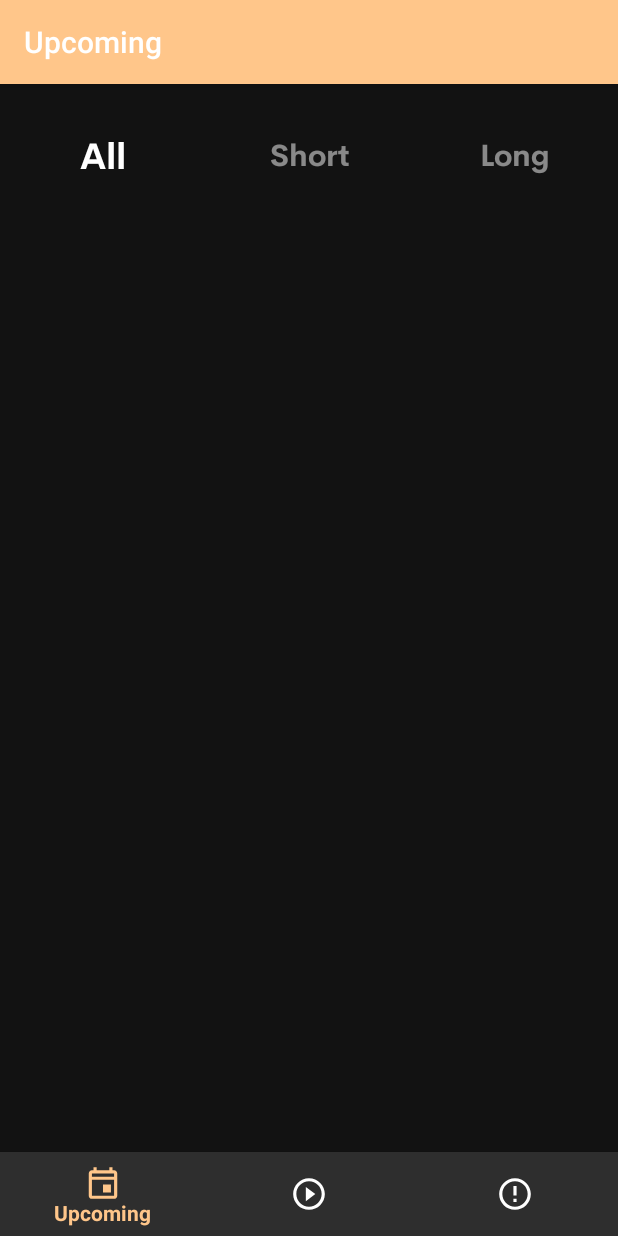
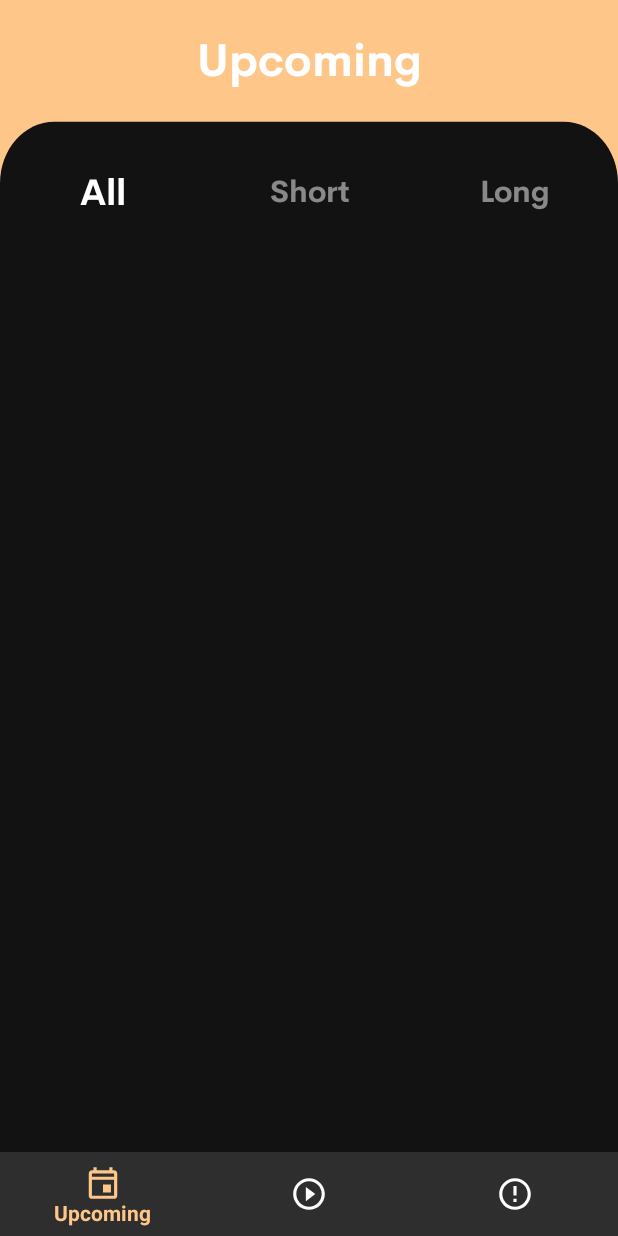
Before and after one commit to DineshBS44/CodeWatch, an Android app: the screen it shows after launch (MainActivity), on a phone screen of 412 x 824 dp. Run offline under Robolectric (Android 15) with nearby library versions, the phone set to English and light mode, and no system bars; our stand-ins replace navigation-ui.

Commit message:
Changed background for UpcomingFragment!

```diff
--- a/app/src/main/AndroidManifest.xml
+++ b/app/src/main/AndroidManifest.xml
@@ -10,7 +10,7 @@
         android:label="@string/app_name"
         android:roundIcon="@mipmap/ic_launcher_round"
         android:supportsRtl="true"
-        android:theme="@style/AppTheme">
+        android:theme="@style/AppTheme.NoActionBar">
         <activity android:name=".activity.ContestDetail"></activity>
         <activity android:name=".activity.MainActivity">
             <intent-filter>
--- a/app/src/main/java/com/example/codewatch/fragment/AboutFragment.java
+++ b/app/src/main/java/com/example/codewatch/fragment/AboutFragment.java
@@ -4,6 +4,7 @@ import android.os.Bundle;
 
 import androidx.fragment.app.Fragment;
 
+import android.text.Html;
 import android.view.LayoutInflater;
 import android.view.View;
 import android.view.ViewGroup;
@@ -61,7 +62,7 @@ public class AboutFragment extends Fragment {
     public View onCreateView(LayoutInflater inflater, ViewGroup container,
                              Bundle savedInstanceState) {
         // Inflate the layout for this fragment
-        getActivity().setTitle("About");
+        //getActivity().setTitle(Html.fromHtml("<font color='#000000'>About </font>"));
         return inflater.inflate(R.layout.fragment_about, container, false);
     }
 }
--- a/app/src/main/java/com/example/codewatch/fragment/ongoing/OngoingFragment.java
+++ b/app/src/main/java/com/example/codewatch/fragment/ongoing/OngoingFragment.java
@@ -4,6 +4,7 @@ import android.os.Bundle;
 
 import androidx.fragment.app.Fragment;
 
+import android.text.Html;
 import android.view.LayoutInflater;
 import android.view.View;
 import android.view.ViewGroup;
@@ -61,7 +62,7 @@ public class OngoingFragment extends Fragment {
     public View onCreateView(LayoutInflater inflater, ViewGroup container,
                              Bundle savedInstanceState) {
         // Inflate the layout for this fragment
-        getActivity().setTitle("Ongoing");
+        //getActivity().setTitle(Html.fromHtml("<font color='#000000'>Ongoing </font>"));
         return inflater.inflate(R.layout.fragment_ongoing, container, false);
     }
 }
--- a/app/src/main/java/com/example/codewatch/fragment/upcoming/UpcomingFragment.java
+++ b/app/src/main/java/com/example/codewatch/fragment/upcoming/UpcomingFragment.java
@@ -8,6 +8,7 @@ import androidx.annotation.Nullable;
 import androidx.fragment.app.Fragment;
 import androidx.viewpager2.widget.ViewPager2;
 
+import android.text.Html;
 import android.util.Log;
 import android.view.LayoutInflater;
 import android.view.View;
@@ -68,7 +69,7 @@ public class UpcomingFragment extends Fragment {
     public View onCreateView(LayoutInflater inflater, ViewGroup container,
                              Bundle savedInstanceState) {
         // Inflate the layout for this fragment
-        getActivity().setTitle("Upcoming");
+        //getActivity().setTitle(Html.fromHtml("<font color='#2E2E2E'>Upcoming </font>"));
         return inflater.inflate(R.layout.fragment_upcoming, container, false);
     }
 
--- /dev/null
+++ b/app/src/main/res/drawable/ic_rectangle_18.xml
@@ -0,0 +1,9 @@
+<vector xmlns:android="http://schemas.android.com/apk/res/android"
+    android:width="375dp"
+    android:height="570dp"
+    android:viewportWidth="375"
+    android:viewportHeight="570">
+  <path
+      android:pathData="M0,50C0,31.775 14.775,17 33,17H342C360.225,17 375,31.775 375,50V570H0V50Z"
+      android:fillColor="@color/colorPrimaryDark"/>
+</vector>
--- a/app/src/main/res/layout/fragment_upcoming.xml
+++ b/app/src/main/res/layout/fragment_upcoming.xml
@@ -1,10 +1,35 @@
 <?xml version="1.0" encoding="utf-8"?>
+<androidx.constraintlayout.widget.ConstraintLayout android:layout_height="match_parent"
+    android:layout_width="match_parent"
+    xmlns:app="http://schemas.android.com/apk/res-auto"
+    android:background="@color/colorAccent"
+    xmlns:android="http://schemas.android.com/apk/res/android">
+
+    <TextView
+        android:layout_width="match_parent"
+        android:layout_height="wrap_content"
+        app:layout_constraintStart_toStartOf="parent"
+        app:layout_constraintEnd_toEndOf="parent"
+        app:layout_constraintTop_toTopOf="parent"
+        android:id="@+id/upcoming_tv"
+        android:text="Upcoming"
+        android:layout_marginTop="15dp"
+        android:gravity="center"
+        android:textSize="30sp"
+        android:fontFamily="@font/cerebri_sans_bold"
+        android:textColor="@android:color/white"
+        />
+
 <androidx.constraintlayout.widget.ConstraintLayout xmlns:android="http://schemas.android.com/apk/res/android"
     xmlns:app="http://schemas.android.com/apk/res-auto"
     xmlns:tools="http://schemas.android.com/tools"
     android:layout_width="match_parent"
-    android:layout_height="match_parent"
-    android:background="@color/colorPrimaryDark">
+    android:layout_height="0dp"
+    app:layout_constraintTop_toBottomOf="@id/upcoming_tv"
+    app:layout_constraintStart_toStartOf="parent"
+    app:layout_constraintBottom_toBottomOf="parent"
+    app:layout_constraintEnd_toEndOf="parent"
+    android:background="@drawable/ic_rectangle_18">
 
     <LinearLayout
         android:layout_width="match_parent"
@@ -53,8 +78,8 @@
         android:id="@+id/upcoming_viewpager"
         android:layout_width="0dp"
         android:layout_height="0dp"
-        android:layout_marginTop="16dp"
-        android:layout_marginBottom="16dp"
+        android:layout_marginTop="26dp"
+        android:layout_marginBottom="6dp"
         app:layout_constraintBottom_toBottomOf="parent"
         app:layout_constraintEnd_toEndOf="parent"
         app:layout_constraintStart_toStartOf="parent"
@@ -67,6 +92,7 @@
         android:layout_width="wrap_content"
         android:layout_height="wrap_content"
         android:orientation="horizontal"
-        app:layout_constraintGuide_begin="64dp" />
+        app:layout_constraintGuide_begin="84dp" />
 
 </androidx.constraintlayout.widget.ConstraintLayout>
+</androidx.constraintlayout.widget.ConstraintLayout>
--- a/app/src/main/res/layout/list_item_contest_rv.xml
+++ b/app/src/main/res/layout/list_item_contest_rv.xml
@@ -4,13 +4,16 @@
     android:id="@+id/rootView"
     android:layout_width="match_parent"
     android:layout_height="wrap_content"
+    android:paddingBottom="10dp"
     android:background="@color/colorPrimaryDark">
 
     <androidx.cardview.widget.CardView
         android:id="@+id/contest_card"
         android:layout_width="match_parent"
         android:layout_height="wrap_content"
-        android:layout_margin="10dp"
+        android:layout_marginBottom="10dp"
+        android:layout_marginRight="10dp"
+        android:layout_marginLeft="10dp"
         android:background="@color/colorPrimary"
         app:cardCornerRadius="8dp"
         app:layout_constraintEnd_toEndOf="parent"
--- a/app/src/main/res/values/colors.xml
+++ b/app/src/main/res/values/colors.xml
@@ -5,4 +5,6 @@
     <color name="colorAccent">#FFC68A</color>
     <color name="colorPrimaryMedium">#1E1E1E</color>
     <color name="color_disabled">#80FFFFFF</color>
+    <color name="colorOrange">#FFC68A</color>
+    <color name="colorOrangeNew">#FFB74D</color>
 </resources>
--- a/app/src/main/res/values/styles.xml
+++ b/app/src/main/res/values/styles.xml
@@ -1,6 +1,13 @@
 <resources>
     <!-- Base application theme. -->
     <style name="AppTheme" parent="Theme.AppCompat.Light.DarkActionBar">
+        <!-- Customize your theme here. -->
+        <item name="colorPrimary">@color/colorAccent</item>
+        <item name="colorPrimaryDark">@color/colorPrimaryDark</item>
+        <item name="colorAccent">@android:color/white</item>
+    </style>
+
+    <style name="AppTheme.NoActionBar" parent="Theme.AppCompat.Light.NoActionBar">
         <!-- Customize your theme here. -->
         <item name="colorPrimary">@color/colorAccent</item>
         <item name="colorPrimaryDark">@color/colorPrimaryDark</item>
```
